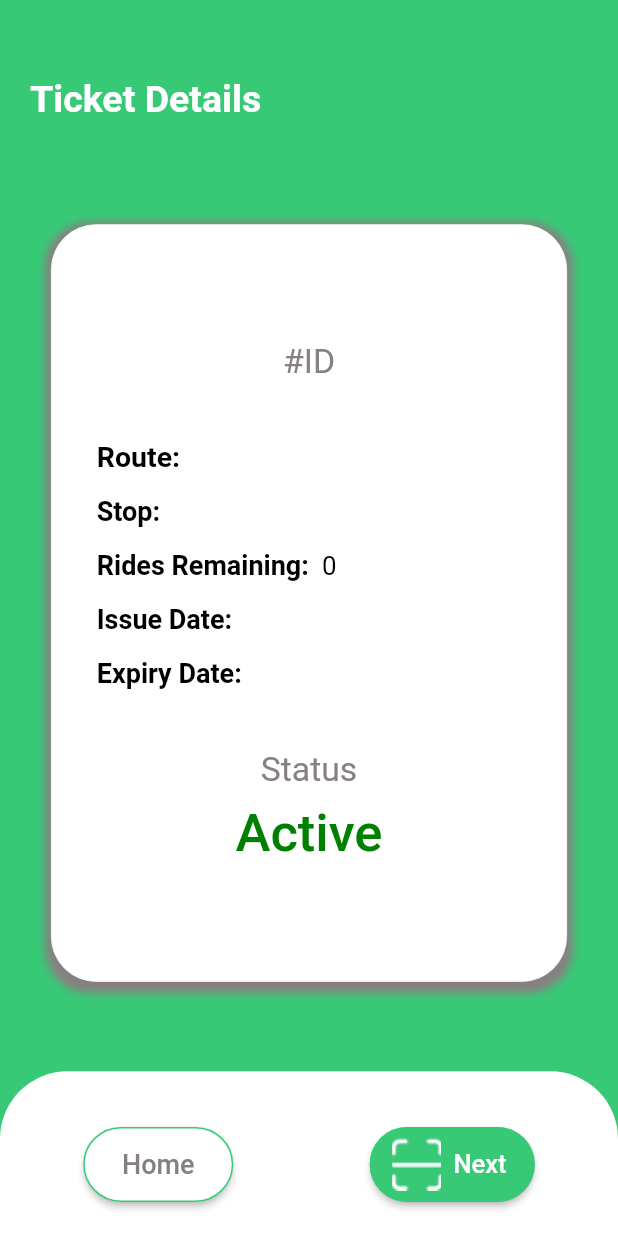
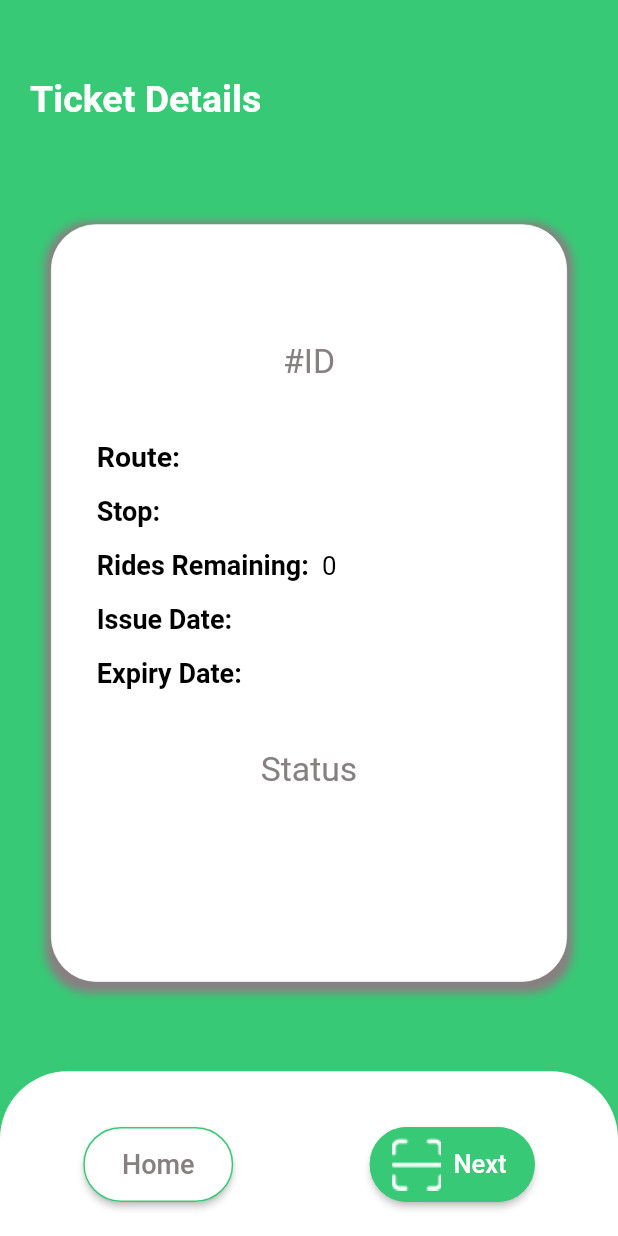
Before and after one commit to Ananthutj/BusMate_Conductor, a Flutter app: the TicketDetails screen opened directly with empty values, on a phone screen of 412 x 824 dp. Run offline on Flutter 3.47's test engine with Material 2 defaults, Android fonts, the phone set to English and light mode, and no system bars; our stand-ins replace cloud_firestore, firebase_core, get, pinput; missing offline and left inert: flutter_barcode_scanner; accounts and stored records are empty.

Commit message:
status updated

```diff
--- a/lib/Screens/ticket_details.dart
+++ b/lib/Screens/ticket_details.dart
@@ -12,13 +12,16 @@ class TicketDetails extends StatelessWidget {
   String issueDate;
   String route;
   int remainingRides;
+  String status;
+
   TicketDetails(
       {required this.route,
       required this.issueDate,
       required this.expiryDate,
       required this.stop,
       required this.ticketId,
-      required this.remainingRides});
+      required this.remainingRides,
+      required this.status});
 
   @override
   Widget build(BuildContext context) {
@@ -49,7 +52,6 @@ class TicketDetails extends StatelessWidget {
           ),
           Expanded(
             flex: 6,
-            child: Container(
             child: Center(
               child: Container(
                 // color: Colors.white,
@@ -186,7 +188,7 @@ class TicketDetails extends StatelessWidget {
                                 fontWeight: FontWeight.w700),
                           ),
                           Text(
-                              '${expiryDate}',
+                            expiryDate,
                             style: kBlackTicketTextSize,
                           ),
                         ],
@@ -209,8 +211,8 @@ class TicketDetails extends StatelessWidget {
                       child: Row(
                         mainAxisAlignment: MainAxisAlignment.center,
                         crossAxisAlignment: CrossAxisAlignment.center,
-                          children: const [
-                            Text("Active",
+                        children: [
+                          Text(status,
                               style: TextStyle(
                                   color: kStatusColor,
                                   fontSize: 35,
@@ -220,7 +222,6 @@ class TicketDetails extends StatelessWidget {
                     ),
                   ],
                 ))),
-                ),
               ),
             ),
           ),
```
Also changed, not shown: lib/Controller/scanner_controller.dart (+21 -0 lines), pubspec.lock. Lines whose indentation alone changed are shown as unchanged.
